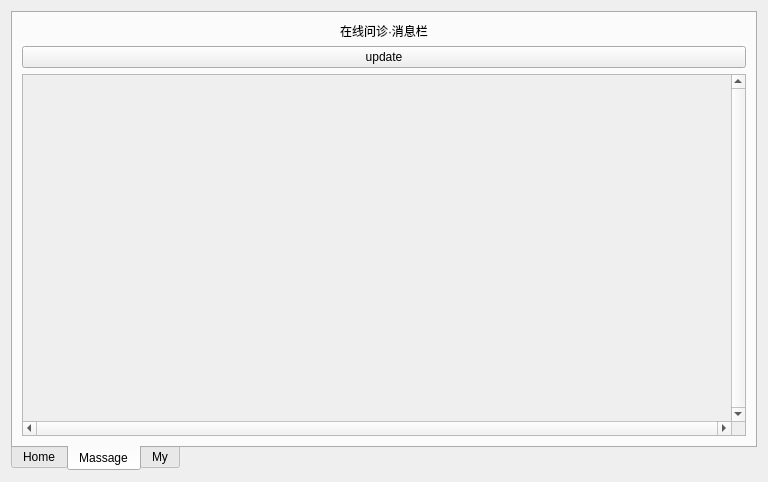
Old version of the form homepage.ui in the repository CFNeko/bit.
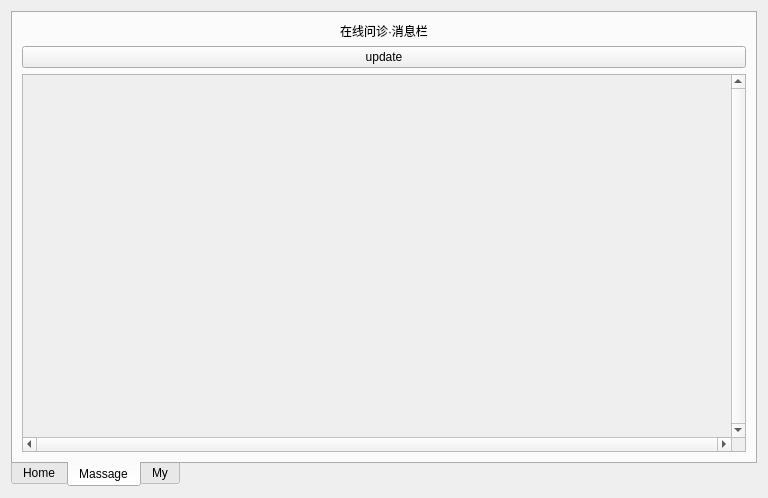
New version of the form. The open tabs and pages were chosen to show the change. Icons and pictures are not drawn.

What changed in the file:
```diff
--- a/homepage.ui
+++ b/homepage.ui
@@ -7,7 +7,7 @@
     <x>0</x>
     <y>0</y>
     <width>768</width>
-    <height>482</height>
+    <height>498</height>
    </rect>
   </property>
   <property name="windowTitle">
@@ -162,7 +162,7 @@
             <x>0</x>
             <y>0</y>
             <width>712</width>
-            <height>339</height>
+            <height>355</height>
            </rect>
           </property>
           <layout class="QFormLayout" name="formLayout"/>
```
Left out of the diff: 2 changed lines with no effect on the pictures.
